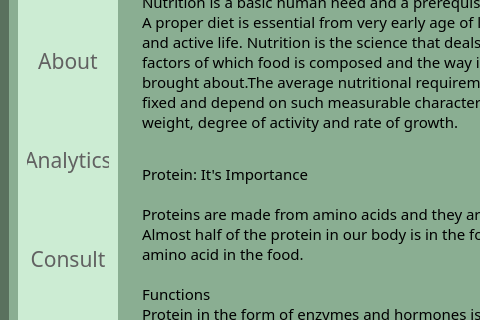
Old version of the form Nutrition_page.ui in the repository srishtiigautam/restorehealth; both pictures show x 0 to 480 and y 249 to 569 of the 1068 by 835 pixel window.
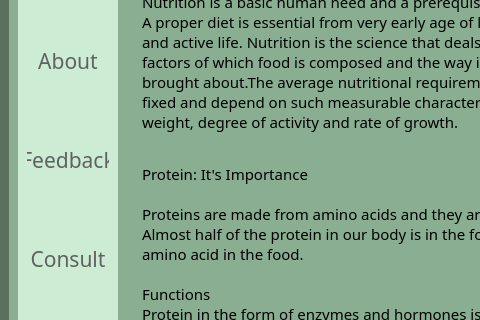
New version of the form. Icons and pictures are not drawn.

Commit message: "Analytics" changed to "Feedback"

The edit to the form file:
```diff
--- a/Nutrition_page.ui
+++ b/Nutrition_page.ui
@@ -295,7 +295,7 @@
 </string>
             </property>
             <property name="text">
-             <string>Analytics</string>
+             <string>Feedback</string>
             </property>
            </widget>
           </item>
```
The commit also changes 19 other files.
